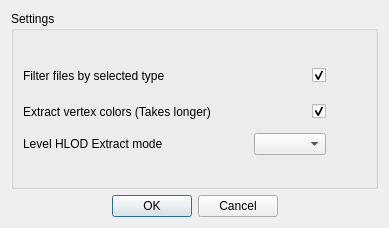
Above: ui/AdditionalSettings.ui from Puxtril/Warframe-Exporter before the change. Below: the same form after it.
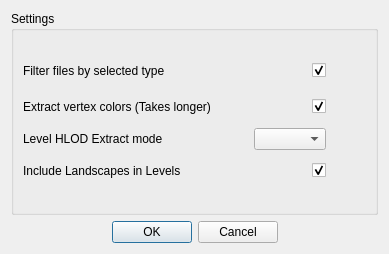
That is the form after the change.

Commit message: Add option to toggle landscape extraction with levels

The edit to the form file:
```diff
--- a/ui/AdditionalSettings.ui
+++ b/ui/AdditionalSettings.ui
@@ -7,7 +7,7 @@
     <x>0</x>
     <y>0</y>
     <width>389</width>
-    <height>228</height>
+    <height>254</height>
    </rect>
   </property>
   <property name="windowTitle">
@@ -176,6 +176,56 @@
         </item>
        </layout>
       </item>
+      <item>
+       <layout class="QHBoxLayout" name="IncludeLandscapesLayout">
+        <item>
+         <widget class="QLabel" name="IncludeLandscapesLabel">
+          <property name="text">
+           <string>Include Landscapes in Levels</string>
+          </property>
+         </widget>
+        </item>
+        <item>
+         <spacer name="horizontalSpacer_7">
+          <property name="orientation">
+           <enum>Qt::Orientation::Horizontal</enum>
+          </property>
+          <property name="sizeHint" stdset="0">
+           <size>
+            <width>40</width>
+            <height>20</height>
+           </size>
+          </property>
+         </spacer>
+        </item>
+        <item>
+         <widget class="QCheckBox" name="IncludeLandscapesCheckbox">
+          <property name="text">
+           <string/>
+          </property>
+          <property name="checked">
+           <bool>true</bool>
+          </property>
+         </widget>
+        </item>
+        <item>
+         <spacer name="horizontalSpacer_8">
+          <property name="orientation">
+           <enum>Qt::Orientation::Horizontal</enum>
+          </property>
+          <property name="sizeType">
+           <enum>QSizePolicy::Policy::Fixed</enum>
+          </property>
+          <property name="sizeHint" stdset="0">
+           <size>
+            <width>40</width>
+            <height>30</height>
+           </size>
+          </property>
+         </spacer>
+        </item>
+       </layout>
+      </item>
       <item>
        <spacer name="SettingsSpacer">
         <property name="orientation">
```
The commit also changes 7 other files.
